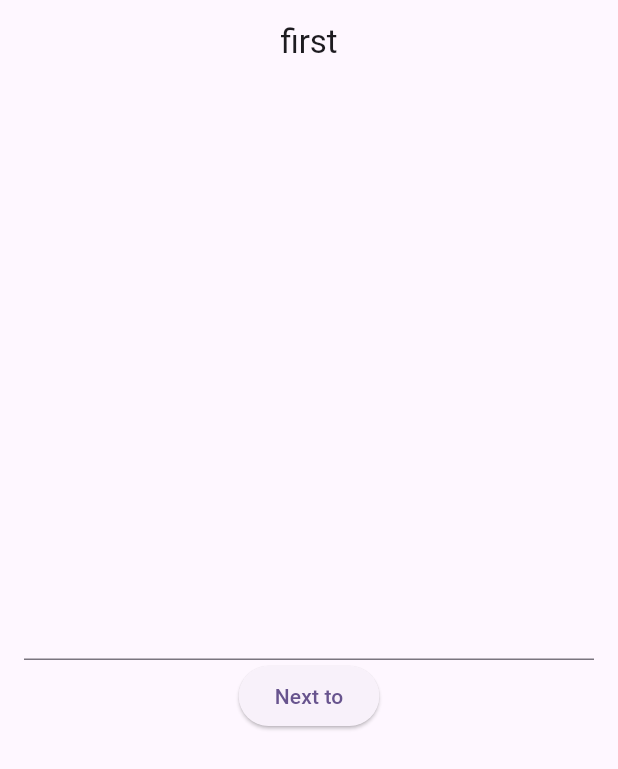
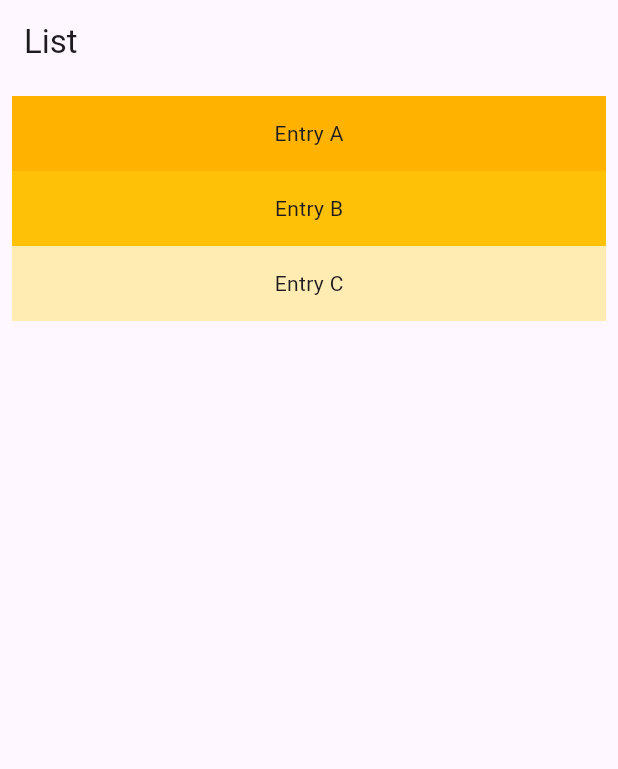
Before and after one commit to yokikoshimizu/Flutter_practice, a Flutter app: the screen it shows after launch, on a phone screen of 412 x 824 dp. Shown: the top 769 px of the screen. Run offline on Flutter 3.47's test engine with Material 3 defaults, Android fonts, the phone set to English and light mode, and no system bars.

Commit message:
Commit ⑤

```diff
--- a/lib/first_page.dart
+++ b/lib/first_page.dart
@@ -1,41 +1,34 @@
 import 'package:flutter/material.dart';
-import 'package:sample/second_page.dart';
 
 class FirstPage extends StatelessWidget {
-  String nameText = '';
+  const FirstPage({super.key}); // ← StatelessWidgetはconst推奨
+
   @override
   Widget build(BuildContext context) {
     return Scaffold(
       appBar: AppBar(
-          title: Center(child: const Text('first'),
+        title: const Text('List'),
       ),
+      body: ListView(
+        padding: const EdgeInsets.all(8),
+        children: <Widget>[
+          Container(
+            height: 50,
+            color: Colors.amber[600],
+            child: const Center(child: Text('Entry A')),
           ),
-        body: Center(
-            child: Padding(
-              padding: const EdgeInsets.all(16),
-              child: Column(
-                mainAxisAlignment: MainAxisAlignment.center,
-                children: [
-                  TextField(
-                  onChanged: (text){
-                  nameText = text;
-            },
+          Container(
+            height: 50,
+            color: Colors.amber[500],
+            child: const Center(child: Text('Entry B')),
           ),
-                  ElevatedButton(
-                    onPressed: (){
-                      //ここのNavigator.pushの中のコードの意味はよくわからない部分があります
-                      Navigator.push(
-                        context,
-                        //builder: (context)という書き方の構造がわかっていません。:はどういう意味なのか気になります
-                        MaterialPageRoute(builder: (context) => SecondPage(nameText),
-                        ),
-                      );
-                    }, child: const Text('Next to'),
+          Container(
+            height: 50,
+            color: Colors.amber[100],
+            child: const Center(child: Text('Entry C')),
           ),
         ],
       ),
-            )
-        )
     );
   }
 }
--- a/lib/second_page.dart
+++ b/lib/second_page.dart
@@ -15,6 +15,7 @@ class SecondPage extends StatelessWidget {
           child: Column(
             mainAxisAlignment: MainAxisAlignment.center,
             children: [
+              Image.asset('images/133844674172302216.jpg'),
               Text(name,
               style: TextStyle(
                 fontSize: 55
--- a/pubspec.yaml
+++ b/pubspec.yaml
@@ -58,9 +58,8 @@ flutter:
   uses-material-design: true
 
   # To add assets to your application, add an assets section, like this:
-  # assets:
-  #   - images/a_dot_burr.jpeg
-  #   - images/a_dot_ham.jpeg
+  assets:
+    - images/133844674172302216.jpg
 
   # An image asset can refer to one or more resolution-specific "variants", see
   # https://flutter.dev/to/resolution-aware-images
```
Also changed, not shown: images/133844674172302216.jpg (added), 3 other files. Lines whose indentation alone changed are shown as unchanged.
